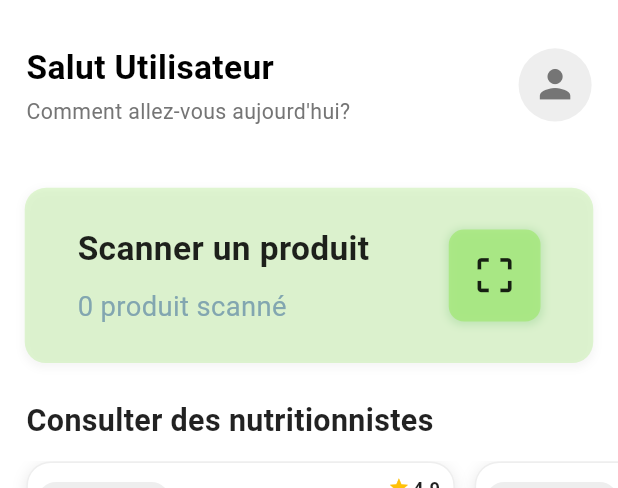
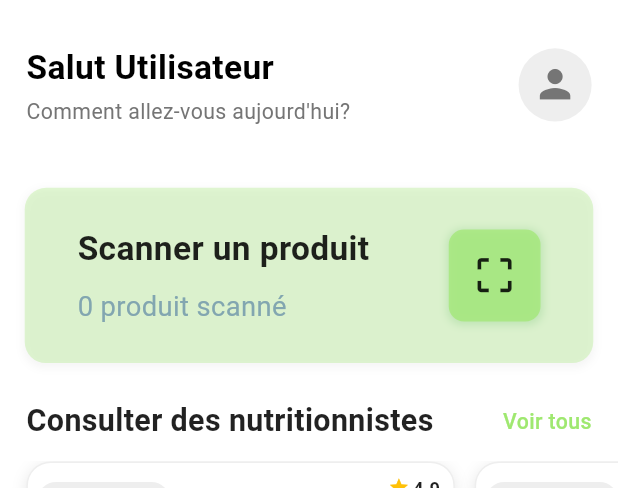
Before and after one commit to Sauzxa/Sahtech, a Flutter app: the HomeScreen screen opened directly with empty values, item 2 of the bottom bar chosen, on a phone screen of 412 x 824 dp, the part 85-573 px from its top. Run offline on Flutter 3.47's test engine with Material 3 defaults, Android fonts, the phone set to English and light mode, and no system bars; our stand-ins replace animated_text_kit, flutter_map, flutter_screenutil, flutter_secure_storage, geocoding, geolocator and 4 more; missing offline and left inert: mobile_scanner; accounts and stored records are empty; network calls fail.

Commit message:
added the NutriDiponible.dart file

```diff
--- a/SahtechFront/lib/presentation/home/home_screen.dart
+++ b/SahtechFront/lib/presentation/home/home_screen.dart
@@ -12,6 +12,7 @@ import 'package:sahtech/presentation/profile/UserProfileSettings.dart';
 import 'package:sahtech/core/services/auth_service.dart';
 import 'package:sahtech/core/CustomWidgets/nutritionist_card.dart';
 import 'package:sahtech/presentation/home/ContactNutri.dart';
+import 'package:sahtech/presentation/home/NutriDisponible.dart';
 
 class HomeScreen extends StatefulWidget {
   final UserModel userData;
@@ -519,13 +520,37 @@ class _HomeScreenState extends State<HomeScreen> {
                       // Nutritionists section
                       Padding(
                         padding: EdgeInsets.symmetric(horizontal: 16.w),
-                        child: Text(
+                        child: Row(
+                          mainAxisAlignment: MainAxisAlignment.spaceBetween,
+                          children: [
+                            Text(
                               'Consulter des nutritionnistes',
                               style: TextStyle(
                                 fontSize: 20.sp,
                                 fontWeight: FontWeight.w600,
                                 color: Colors.black87,
                               ),
+                            ),
+                            GestureDetector(
+                              onTap: () {
+                                Navigator.push(
+                                  context,
+                                  MaterialPageRoute(
+                                    builder: (context) =>
+                                        const NutriDisponible(),
+                                  ),
+                                );
+                              },
+                              child: Text(
+                                'Voir tous',
+                                style: TextStyle(
+                                  fontSize: 14.sp,
+                                  fontWeight: FontWeight.w500,
+                                  color: Color(0xFF9FE870),
+                                ),
+                              ),
+                            ),
+                          ],
                         ),
                       ),
                       SizedBox(height: 12.h),
```
Also changed, not shown: SahtechFront/lib/presentation/home/NutriDisponible.dart (added, +38 -0 lines). Lines whose indentation alone changed are shown as unchanged.
